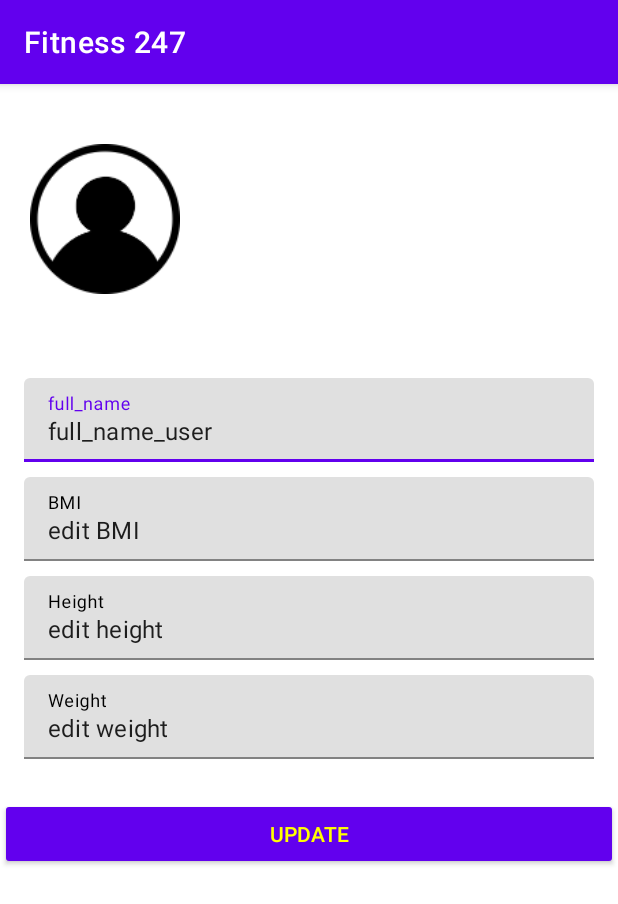
After one commit to robert-kieu/Fitness_247, an Android app: the UserProfile screen opened directly, with no data from a screen before it, on a phone screen of 412 x 824 dp. The commit adds this screen. Shown: the top 904 px of the screen. Run offline under Robolectric (Android 15) with nearby library versions, the phone set to English and light mode, and no system bars.

Commit message:
khanh commit 14/12
thay đổi mainActivity.java
thêm layout: profile.xml (demo)

```diff
--- a/Fitness2472/app/src/main/AndroidManifest.xml
+++ b/Fitness2472/app/src/main/AndroidManifest.xml
@@ -9,10 +9,11 @@
         android:roundIcon="@mipmap/ic_launcher_round"
         android:supportsRtl="true"
         android:theme="@style/Theme.Fitness247">
-        <activity android:name=".Activity.IntroActivity"></activity>
-        <activity android:name=".Activity.Ex_lstActivity"></activity>
-        <activity android:name=".Activity.Show_ex_detailActivity"></activity>
-        <activity android:name=".Activity.Ex_PracticeActivity"></activity>
+        <activity android:name=".Activity.UserProfile"/>
+        <activity android:name=".Activity.IntroActivity" />
+        <activity android:name=".Activity.Ex_lstActivity" />
+        <activity android:name=".Activity.Show_ex_detailActivity" />
+        <activity android:name=".Activity.Ex_PracticeActivity" />
         <activity android:name=".Activity.MainActivity">
             <intent-filter>
                 <action android:name="android.intent.action.MAIN" />
--- a/Fitness2472/app/src/main/java/com/example/fitness247/Activity/MainActivity.java
+++ b/Fitness2472/app/src/main/java/com/example/fitness247/Activity/MainActivity.java
@@ -5,11 +5,14 @@ import androidx.appcompat.app.AppCompatActivity;
 import androidx.recyclerview.widget.RecyclerView;
 import androidx.recyclerview.widget.LinearLayoutManager;
 
+import android.content.Intent;
 import android.os.Bundle;
 import android.content.Context;
 import android.view.View;
 import android.widget.Button;
+import android.widget.LinearLayout;
 import android.widget.TextView;
+import android.widget.Toast;
 
 import com.example.fitness247.Adapter.Main_Lst_Adapter;
 import com.example.fitness247.Domain.Main_Lst_Domain;
@@ -17,8 +20,10 @@ import com.example.fitness247.Domain.Main_Lst_Domain;
 import java.util.ArrayList;
 
 import com.example.fitness247.R;
+import android.widget.Button;
 
 public class MainActivity extends AppCompatActivity {
+    LinearLayout profile_button;
     private RecyclerView.Adapter adapter, adapter_exercise;
     private RecyclerView recycleView_main_list, recyclerView_ex_list;
 
@@ -27,7 +32,29 @@ public class MainActivity extends AppCompatActivity {
         super.onCreate(savedInstanceState);
         setContentView(R.layout.activity_main);
         recyclerView_main_list();
+
+        profile_button = findViewById(R.id.profile_button);
+        profile_button.setOnClickListener(mListener);
     }
+
+    View.OnClickListener mListener = new View.OnClickListener(){
+        @Override
+        public void onClick(View view)
+        {
+            int id = view.getId();
+            switch(id)
+            {
+                case R.id.profile_button:
+                    Intent intent = new Intent(MainActivity.this,UserProfile.class);
+                    startActivity(intent);
+
+                    break;
+                default:
+                    break;
+            }
+        }
+
+    };
 
     private void recyclerView_main_list() {
         LinearLayoutManager linearLayoutManager = new LinearLayoutManager(this, LinearLayoutManager.VERTICAL, false);
--- /dev/null
+++ b/Fitness2472/app/src/main/java/com/example/fitness247/Activity/UserProfile.java
@@ -0,0 +1,23 @@
+package com.example.fitness247.Activity;
+
+import android.content.Intent;
+import android.os.Bundle;
+import android.view.View;
+import android.widget.ImageView;
+import android.widget.TextView;
+
+import androidx.appcompat.app.AppCompatActivity;
+
+import com.bumptech.glide.Glide;
+import com.example.fitness247.Domain.Ex_Lst_Domain;
+import com.example.fitness247.Domain.ExerciseDomain;
+import com.example.fitness247.R;
+
+public class UserProfile extends AppCompatActivity {
+
+    @Override
+    protected void onCreate(Bundle savedInstanceState) {
+        super.onCreate(savedInstanceState);
+        setContentView(R.layout.activity_user_profile);
+    }
+}
--- /dev/null
+++ b/Fitness2472/app/src/main/res/layout/activity_user_profile.xml
@@ -0,0 +1,116 @@
+<?xml version="1.0" encoding="utf-8"?>
+<ScrollView
+    xmlns:android="http://schemas.android.com/apk/res/android"
+    xmlns:app="http://schemas.android.com/apk/res-auto"
+    xmlns:tools="http://schemas.android.com/tools"
+    android:layout_width="match_parent"
+    android:layout_height="match_parent"
+    tools:context=".Activity.UserProfile">
+    <LinearLayout
+        android:layout_width="match_parent"
+        android:layout_height="wrap_content"
+        android:orientation="vertical">
+
+        <RelativeLayout
+            android:layout_width="match_parent"
+            android:layout_height="180dp"
+            android:background="@color/cardview_light_background"
+            android:padding="20dp">
+
+            <ImageView
+                android:id="@+id/image_profile"
+                android:layout_width="100dp"
+                android:layout_height="100dp"
+                android:layout_centerVertical="true"
+                android:src="@drawable/profile" />
+        </RelativeLayout>
+
+        <LinearLayout
+            android:layout_width="match_parent"
+            android:layout_height="wrap_content"
+            android:orientation="vertical"
+            android:padding="16dp">
+
+            <com.google.android.material.textfield.TextInputLayout
+                android:id="@+id/edittext_name"
+                android:layout_width="match_parent"
+                android:layout_height="wrap_content"
+                android:layout_marginBottom="10dp"
+                android:hint="full_name"
+                android:textColorHint="#000000">
+
+                <com.google.android.material.textfield.TextInputEditText
+                    android:layout_width="match_parent"
+                    android:layout_height="wrap_content"
+                    android:drawablePadding="10dp"
+                    android:text="full_name_user" />
+            </com.google.android.material.textfield.TextInputLayout>
+
+            <com.google.android.material.textfield.TextInputLayout
+                android:id="@+id/edit_BMI"
+                android:layout_width="match_parent"
+                android:layout_height="wrap_content"
+                android:layout_marginBottom="10dp"
+                android:hint="BMI"
+                android:textColorHint="#000000">
+
+                <com.google.android.material.textfield.TextInputEditText
+                    android:layout_width="match_parent"
+                    android:layout_height="wrap_content"
+                    android:drawablePadding="10dp"
+                    android:text="edit BMI" />
+            </com.google.android.material.textfield.TextInputLayout>
+
+            <com.google.android.material.textfield.TextInputLayout
+                android:id="@+id/edittext_Height"
+                android:layout_width="match_parent"
+                android:layout_height="wrap_content"
+                android:layout_marginBottom="10dp"
+                android:hint="Height"
+                android:textColorHint="#000000">
+
+                <com.google.android.material.textfield.TextInputEditText
+                    android:layout_width="match_parent"
+                    android:layout_height="wrap_content"
+                    android:drawablePadding="10dp"
+                    android:text="edit height" />
+            </com.google.android.material.textfield.TextInputLayout>
+
+            <com.google.android.material.textfield.TextInputLayout
+                android:id="@+id/edittext_weight"
+                android:layout_width="match_parent"
+                android:layout_height="wrap_content"
+                android:layout_marginBottom="10dp"
+                android:hint="Weight"
+                android:textColorHint="#000000">
+
+
+
+                <com.google.android.material.textfield.TextInputEditText
+                    android:layout_width="match_parent"
+                    android:layout_height="wrap_content"
+                    android:drawablePadding="10dp"
+                    android:text="edit weight" />
+            </com.google.android.material.textfield.TextInputLayout>
+
+        </LinearLayout>
+
+        <LinearLayout
+            android:layout_width="match_parent"
+            android:layout_height="wrap_content"
+            android:orientation="vertical">
+            <Button
+                android:id="@+id/button"
+                android:layout_width="match_parent"
+                android:layout_height="wrap_content"
+                android:layout_centerVertical="true"
+                style="@style/Widget.AppCompat.Button.Colored"
+                android:backgroundTint="#070707"
+                android:text="Update"
+                android:textColor="#FFFF00"/>
+
+        </LinearLayout>
+
+    </LinearLayout>
+
+</ScrollView>
```
